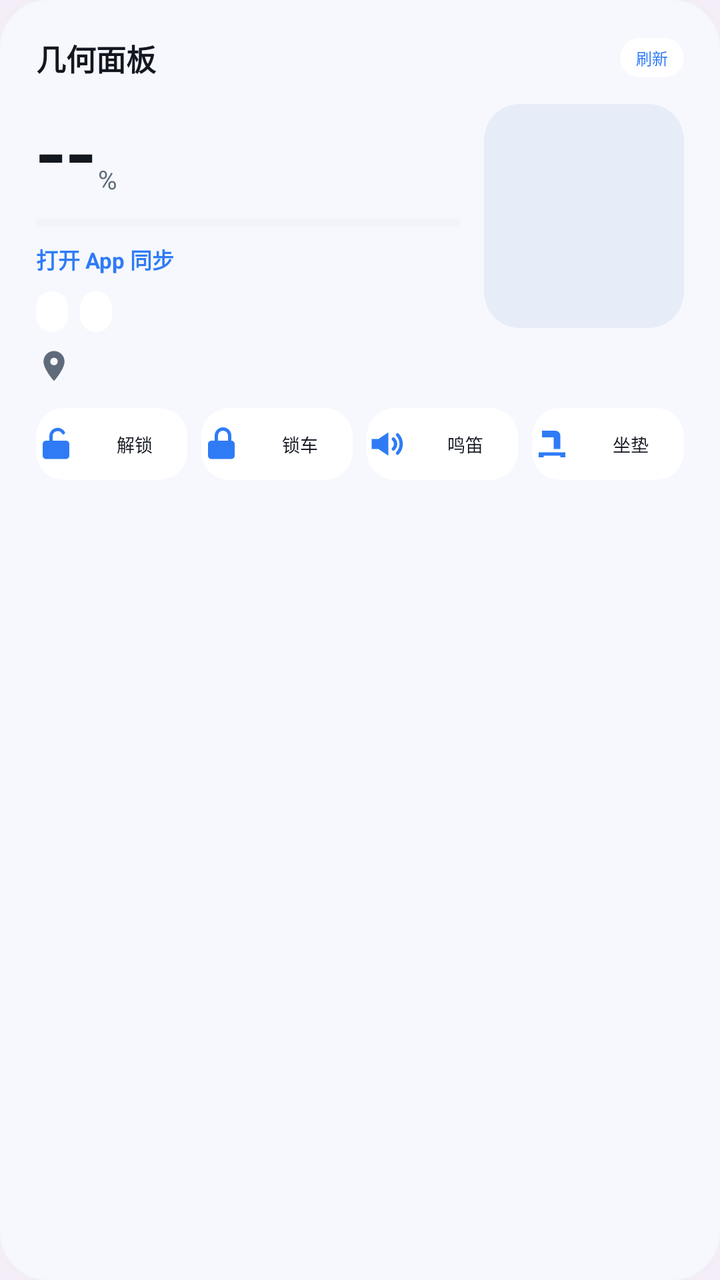
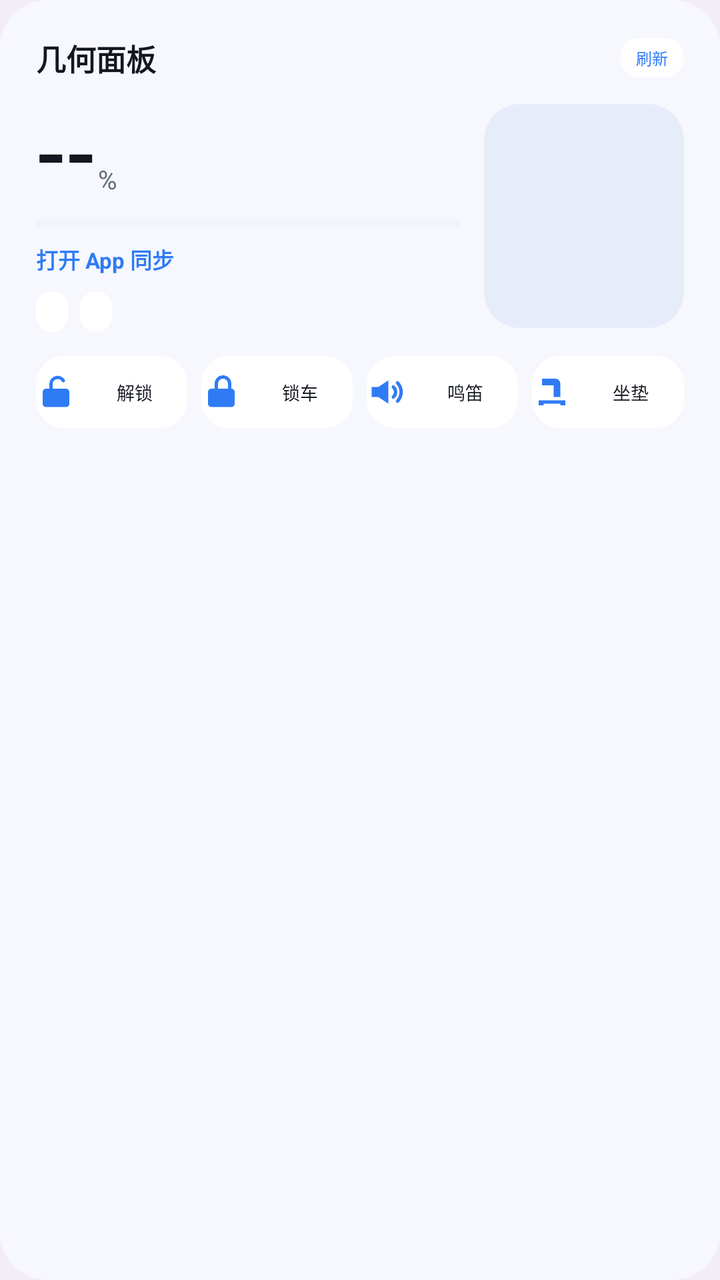

Before-and-after screenshots of an Android layout around one commit, followed by the original layout XML and the change that was made.
<!-- AndroidManifest.xml: application theme Theme.ZeehoWebNext -->
<!-- res/layout/widget_4x4.xml -->
<?xml version="1.0" encoding="utf-8"?>
<LinearLayout xmlns:android="http://schemas.android.com/apk/res/android"
    android:id="@+id/w_root"
    android:layout_width="match_parent"
    android:layout_height="match_parent"
    android:orientation="vertical"
    android:padding="18dp"
    android:background="@drawable/widget_card">

    <LinearLayout
        android:layout_width="match_parent"
        android:layout_height="wrap_content"
        android:gravity="center_vertical"
        android:orientation="horizontal">
        <TextView
            android:id="@+id/w_title"
            android:layout_width="0dp"
            android:layout_height="wrap_content"
            android:layout_weight="1"
            android:singleLine="true"
            android:ellipsize="end"
            android:text="@string/widget_title"
            android:textColor="@color/widget_text_primary"
            android:textSize="15sp"
            android:textStyle="bold" />
        <TextView
            android:id="@+id/w_updated"
            android:layout_width="wrap_content"
            android:layout_height="wrap_content"
            android:layout_marginStart="6dp"
            android:singleLine="true"
            android:text=""
            android:textColor="@color/widget_text_secondary"
            android:textSize="8sp" />
        <TextView
            android:id="@+id/w_refresh"
            android:layout_width="wrap_content"
            android:layout_height="wrap_content"
            android:layout_marginStart="6dp"
            android:background="@drawable/widget_btn"
            android:paddingStart="8dp"
            android:paddingEnd="8dp"
            android:paddingTop="4dp"
            android:paddingBottom="4dp"
            android:text="@string/widget_refresh"
            android:textColor="@color/widget_accent"
            android:textSize="8sp" />
    </LinearLayout>

    <LinearLayout
        android:layout_width="match_parent"
        android:layout_height="wrap_content"
        android:layout_marginTop="12dp"
        android:baselineAligned="false"
        android:orientation="horizontal">

        <LinearLayout
            android:layout_width="0dp"
            android:layout_height="wrap_content"
            android:layout_weight="1"
            android:orientation="vertical">

            <LinearLayout
                android:layout_width="match_parent"
                android:layout_height="wrap_content"
                android:baselineAligned="false"
                android:gravity="bottom"
                android:orientation="horizontal">
                <TextView
                    android:id="@+id/w_soc"
                    android:layout_width="wrap_content"
                    android:layout_height="wrap_content"
                    android:fontFamily="sans-serif-medium"
                    android:includeFontPadding="false"
                    android:text="@string/widget_soc_unknown"
                    android:textColor="@color/widget_text_primary"
                    android:textSize="44sp" />
                <TextView
                    android:layout_width="wrap_content"
                    android:layout_height="wrap_content"
                    android:layout_marginStart="1dp"
                    android:layout_marginBottom="5dp"
                    android:text="%"
                    android:textColor="@color/widget_text_secondary"
                    android:textSize="13sp" />
                <TextView
                    android:id="@+id/w_range"
                    android:layout_width="0dp"
                    android:layout_height="wrap_content"
                    android:layout_marginBottom="5dp"
                    android:layout_weight="1"
                    android:gravity="end"
                    android:singleLine="true"
                    android:text=""
                    android:textColor="@color/widget_text_secondary"
                    android:textSize="9sp" />
            </LinearLayout>

            <ProgressBar
                android:id="@+id/w_progress"
                style="?android:attr/progressBarStyleHorizontal"
                android:layout_width="match_parent"
                android:layout_height="4dp"
                android:layout_marginTop="6dp"
                android:progressBackgroundTint="@color/widget_line"
                android:progressTint="@color/widget_accent" />

            <LinearLayout
                android:layout_width="match_parent"
                android:layout_height="wrap_content"
                android:layout_marginTop="8dp"
                android:baselineAligned="false"
                android:gravity="center_vertical"
                android:orientation="horizontal">
                <TextView
                    android:id="@+id/w_charge"
                    android:layout_width="wrap_content"
                    android:layout_height="wrap_content"
                    android:singleLine="true"
                    android:text="@string/widget_no_data"
                    android:textColor="@color/widget_accent"
                    android:textSize="11sp"
                    android:textStyle="bold" />
                <TextView
                    android:id="@+id/w_power"
                    android:layout_width="wrap_content"
                    android:layout_height="wrap_content"
                    android:layout_marginStart="9dp"
                    android:singleLine="true"
                    android:text=""
                    android:textColor="@color/widget_text_primary"
                    android:textSize="12sp"
                    android:textStyle="bold" />
                <TextView
                    android:id="@+id/w_time"
                    android:layout_width="0dp"
                    android:layout_height="wrap_content"
                    android:layout_weight="1"
                    android:gravity="end"
                    android:singleLine="true"
                    android:text=""
                    android:textColor="@color/widget_text_secondary"
                    android:textSize="9sp" />
            </LinearLayout>

            <LinearLayout
                android:layout_width="match_parent"
                android:layout_height="wrap_content"
                android:layout_marginTop="8dp"
                android:gravity="center_vertical"
                android:orientation="horizontal">
                <TextView
                    android:id="@+id/w_lock"
                    android:layout_width="wrap_content"
                    android:layout_height="wrap_content"
                    android:background="@drawable/widget_chip"
                    android:paddingStart="8dp"
                    android:paddingEnd="8dp"
                    android:paddingTop="4dp"
                    android:paddingBottom="4dp"
                    android:singleLine="true"
                    android:text=""
                    android:textColor="@color/widget_text_primary"
                    android:textSize="9sp" />
                <TextView
                    android:id="@+id/w_seat"
                    android:layout_width="wrap_content"
                    android:layout_height="wrap_content"
                    android:layout_marginStart="6dp"
                    android:background="@drawable/widget_chip"
                    android:paddingStart="8dp"
                    android:paddingEnd="8dp"
                    android:paddingTop="4dp"
                    android:paddingBottom="4dp"
                    android:singleLine="true"
                    android:text=""
                    android:textColor="@color/widget_text_primary"
                    android:textSize="9sp" />
</LinearLayout>

            <TextView
                android:id="@+id/w_location"
                android:layout_width="match_parent"
                android:layout_height="wrap_content"
                android:layout_marginTop="8dp"
                android:drawableStart="@drawable/ic_widget_pin"
                android:drawablePadding="4dp"
                android:singleLine="true"
                android:ellipsize="end"
                android:text=""
                android:textColor="@color/widget_text_secondary"
                android:textSize="9sp" />
        </LinearLayout>

        <FrameLayout
            android:id="@+id/w_car_box"
            android:layout_width="100dp"
            android:layout_height="112dp"
            android:layout_marginStart="12dp"
            android:background="@drawable/widget_stage"
            android:padding="8dp">
            <ImageView
                android:id="@+id/w_car"
                android:layout_width="match_parent"
                android:layout_height="match_parent"
                android:scaleType="fitCenter"
                android:contentDescription="@string/widget_title" />
        </FrameLayout>
    </LinearLayout>

    <LinearLayout
        android:layout_width="match_parent"
        android:layout_height="wrap_content"
        android:layout_marginTop="12dp"
        android:orientation="horizontal">
        <TextView
            android:id="@+id/w_btn_unlock"
            android:layout_width="0dp"
            android:layout_height="36dp"
            android:layout_weight="1"
            android:background="@drawable/widget_btn"
            android:drawableStart="@drawable/ic_widget_unlock"
            android:drawablePadding="3dp"
            android:gravity="center"
            android:text="@string/widget_action_unlock"
            android:textColor="@color/widget_text_primary"
            android:textSize="9sp" />
        <TextView
            android:id="@+id/w_btn_lock"
            android:layout_width="0dp"
            android:layout_height="36dp"
            android:layout_marginStart="7dp"
            android:layout_weight="1"
            android:background="@drawable/widget_btn"
            android:drawableStart="@drawable/ic_widget_lock"
            android:drawablePadding="3dp"
            android:gravity="center"
            android:text="@string/widget_action_lock"
            android:textColor="@color/widget_text_primary"
            android:textSize="9sp" />
        <TextView
            android:id="@+id/w_btn_horn"
            android:layout_width="0dp"
            android:layout_height="36dp"
            android:layout_marginStart="7dp"
            android:layout_weight="1"
            android:background="@drawable/widget_btn"
            android:drawableStart="@drawable/ic_widget_horn"
            android:drawablePadding="3dp"
            android:gravity="center"
            android:text="@string/widget_action_horn"
            android:textColor="@color/widget_text_primary"
            android:textSize="9sp" />
        <TextView
            android:id="@+id/w_btn_seat"
            android:layout_width="0dp"
            android:layout_height="36dp"
            android:layout_marginStart="7dp"
            android:layout_weight="1"
            android:background="@drawable/widget_btn"
            android:drawableStart="@drawable/ic_widget_seat"
            android:drawablePadding="3dp"
            android:gravity="center"
            android:text="@string/widget_action_seat"
            android:textColor="@color/widget_text_primary"
            android:textSize="9sp" />
    </LinearLayout>
</LinearLayout>
<!-- resources referenced by this layout -->
<resources>
  <color name="widget_accent">#FF2F7BF6</color>
  <color name="widget_line">#FFE2E8F2</color>
  <color name="widget_text_primary">#FF131720</color>
  <color name="widget_text_secondary">#FF5F6B7A</color>
  <!-- drawable ic_widget_horn (drawable) -->
  <?xml version="1.0" encoding="utf-8"?>
  <vector xmlns:android="http://schemas.android.com/apk/res/android"
      android:width="20dp" android:height="20dp"
      android:viewportWidth="24" android:viewportHeight="24">
      <path android:fillColor="@color/widget_icon"
          android:pathData="M3,9h4l6,-4v14l-6,-4H3z" />
      <path android:strokeColor="@color/widget_icon" android:strokeWidth="2"
          android:strokeLineCap="round" android:fillColor="#00000000"
          android:pathData="M16,9a4,4 0 0,1 0,6M18.5,6.5a8,8 0 0,1 0,11" />
  </vector>
  <!-- drawable ic_widget_pin (drawable) -->
  <?xml version="1.0" encoding="utf-8"?>
  <vector xmlns:android="http://schemas.android.com/apk/res/android"
      android:width="18dp" android:height="18dp"
      android:viewportWidth="24" android:viewportHeight="24">
      <path android:fillColor="@color/widget_text_secondary"
          android:pathData="M12,2C8.13,2 5,5.13 5,9c0,5.25 7,13 7,13s7,-7.75 7,-13c0,-3.87 -3.13,-7 -7,-7zM12,11.5c-1.38,0 -2.5,-1.12 -2.5,-2.5s1.12,-2.5 2.5,-2.5 2.5,1.12 2.5,2.5 -1.12,2.5 -2.5,2.5z" />
  </vector>
  <!-- drawable ic_widget_seat (drawable) -->
  <?xml version="1.0" encoding="utf-8"?>
  <vector xmlns:android="http://schemas.android.com/apk/res/android"
      android:width="20dp" android:height="20dp"
      android:viewportWidth="24" android:viewportHeight="24">
      <path android:fillColor="@color/widget_icon"
          android:pathData="M6,4h8a3,3 0 0,1 3,3v8h-4V8H6zM4,17h16v3h-3v-1H7v1H4z" />
  </vector>
  <!-- drawable widget_btn (drawable) -->
  <?xml version="1.0" encoding="utf-8"?>
  <shape xmlns:android="http://schemas.android.com/apk/res/android" android:shape="rectangle">
      <solid android:color="@color/widget_action_bg" />
      <corners android:radius="14dp" />
  </shape>
  <!-- drawable widget_card (drawable) -->
  <?xml version="1.0" encoding="utf-8"?>
  <shape xmlns:android="http://schemas.android.com/apk/res/android" android:shape="rectangle">
      <solid android:color="@color/widget_card_bg" />
      <corners android:radius="24dp" />
  </shape>
  <!-- drawable widget_chip (drawable) -->
  <?xml version="1.0" encoding="utf-8"?>
  <shape xmlns:android="http://schemas.android.com/apk/res/android" android:shape="rectangle">
      <solid android:color="@color/widget_chip_bg" />
      <corners android:radius="20dp" />
  </shape>
  <!-- drawable widget_stage (drawable) -->
  <?xml version="1.0" encoding="utf-8"?>
  <shape xmlns:android="http://schemas.android.com/apk/res/android" android:shape="rectangle">
      <solid android:color="@color/widget_stage_bg" />
      <corners android:radius="18dp" />
  </shape>
  <string name="widget_action_horn">鸣笛</string>
  <string name="widget_action_lock">锁车</string>
  <string name="widget_action_seat">坐垫</string>
  <string name="widget_action_unlock">解锁</string>
  <string name="widget_no_data">打开 App 同步</string>
  <string name="widget_refresh">刷新</string>
  <string name="widget_soc_unknown">--</string>
  <string name="widget_title">几何面板</string>
  <color name="widget_icon">#FF2F7BF6</color>
  <color name="widget_action_bg">#FFFFFFFF</color>
  <color name="widget_card_bg">#FFF6F8FD</color>
  <color name="widget_chip_bg">#FFFFFFFF</color>
  <color name="widget_stage_bg">#FFE7EDF8</color>
  <color name="page_light">#FFF3EDF7</color>
  <color name="brand_purple">#FF7457B8</color>
  <!-- unchanged entries left out for length: 3 -->
</resources>

<!-- the commit's change to res/layout/widget_4x4.xml (unified diff, before → after) -->
@@ -84,7 +84,7 @@
                     android:textColor="@color/widget_text_secondary"
                     android:textSize="13sp" />
                 <TextView
-                    android:id="@+id/w_range"
+                    android:id="@+id/w_voltage"
                     android:layout_width="0dp"
                     android:layout_height="wrap_content"
                     android:layout_marginBottom="5dp"
@@ -177,20 +177,7 @@
                     android:textColor="@color/widget_text_primary"
                     android:textSize="9sp" />
 </LinearLayout>
-
-            <TextView
-                android:id="@+id/w_location"
-                android:layout_width="match_parent"
-                android:layout_height="wrap_content"
-                android:layout_marginTop="8dp"
-                android:drawableStart="@drawable/ic_widget_pin"
-                android:drawablePadding="4dp"
-                android:singleLine="true"
-                android:ellipsize="end"
-                android:text=""
-                android:textColor="@color/widget_text_secondary"
-                android:textSize="9sp" />
-        </LinearLayout>
+</LinearLayout>
 
         <FrameLayout
             android:id="@+id/w_car_box"
<!-- resource entries referenced after the edit -->
@@ -14,14 +14,6 @@
       <path android:strokeColor="@color/widget_icon" android:strokeWidth="2"
           android:strokeLineCap="round" android:fillColor="#00000000"
           android:pathData="M16,9a4,4 0 0,1 0,6M18.5,6.5a8,8 0 0,1 0,11" />
-  </vector>
-  <!-- drawable ic_widget_pin (drawable) -->
-  <?xml version="1.0" encoding="utf-8"?>
-  <vector xmlns:android="http://schemas.android.com/apk/res/android"
-      android:width="18dp" android:height="18dp"
-      android:viewportWidth="24" android:viewportHeight="24">
-      <path android:fillColor="@color/widget_text_secondary"
-          android:pathData="M12,2C8.13,2 5,5.13 5,9c0,5.25 7,13 7,13s7,-7.75 7,-13c0,-3.87 -3.13,-7 -7,-7zM12,11.5c-1.38,0 -2.5,-1.12 -2.5,-2.5s1.12,-2.5 2.5,-2.5 2.5,1.12 2.5,2.5 -1.12,2.5 -2.5,2.5z" />
   </vector>
   <!-- drawable ic_widget_seat (drawable) -->
   <?xml version="1.0" encoding="utf-8"?>
